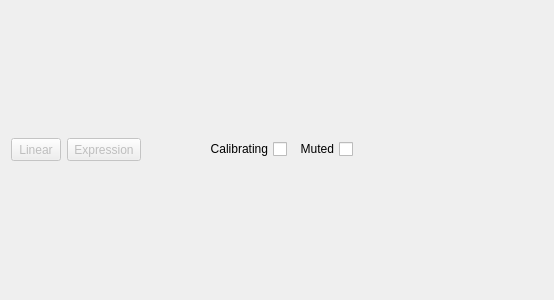
Old version of the form modeeditor.ui in the repository malloch/mapperGUI-qt.
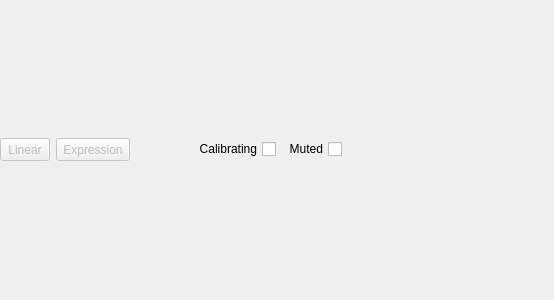
New version of the form.

Commit message: Tweaked column widths in list view.

Diff of the .ui file:
```diff
--- a/modeeditor.ui
+++ b/modeeditor.ui
@@ -20,6 +20,18 @@
    <string>Form</string>
   </property>
   <layout class="QGridLayout" name="gridLayout" columnstretch="0,0,0,0,0,1">
+   <property name="leftMargin">
+    <number>0</number>
+   </property>
+   <property name="topMargin">
+    <number>0</number>
+   </property>
+   <property name="rightMargin">
+    <number>0</number>
+   </property>
+   <property name="bottomMargin">
+    <number>0</number>
+   </property>
    <item row="1" column="3">
     <widget class="QCheckBox" name="checkBoxCalibrating">
      <property name="sizePolicy">
```
The commit also changes 1 other file.
